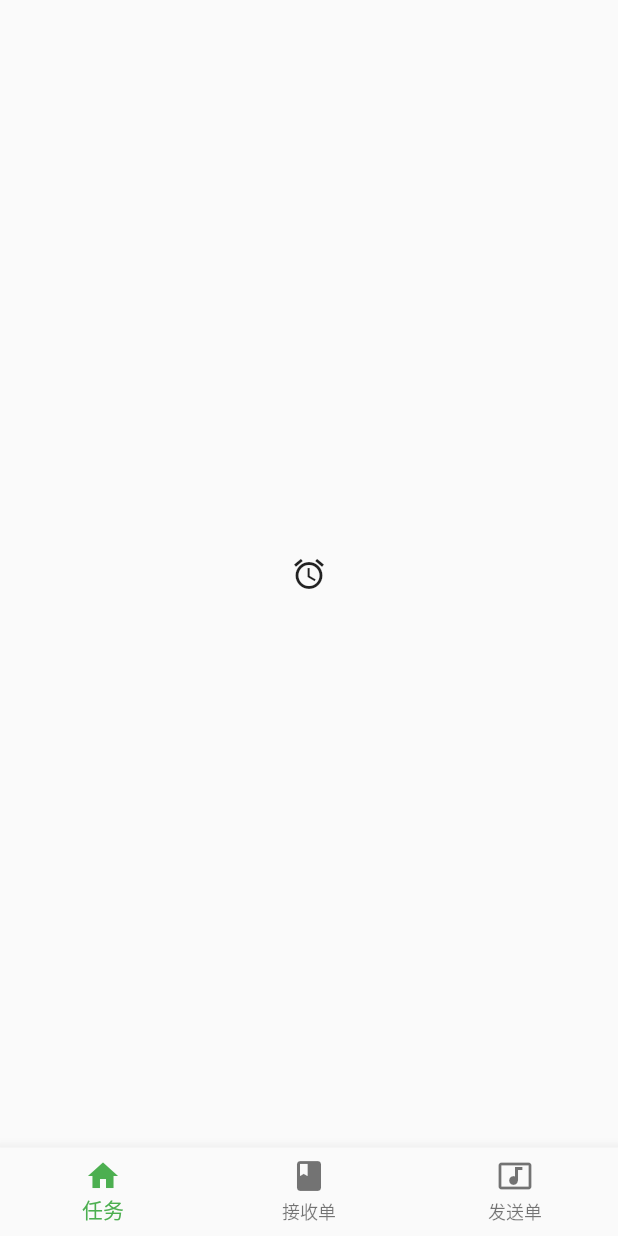
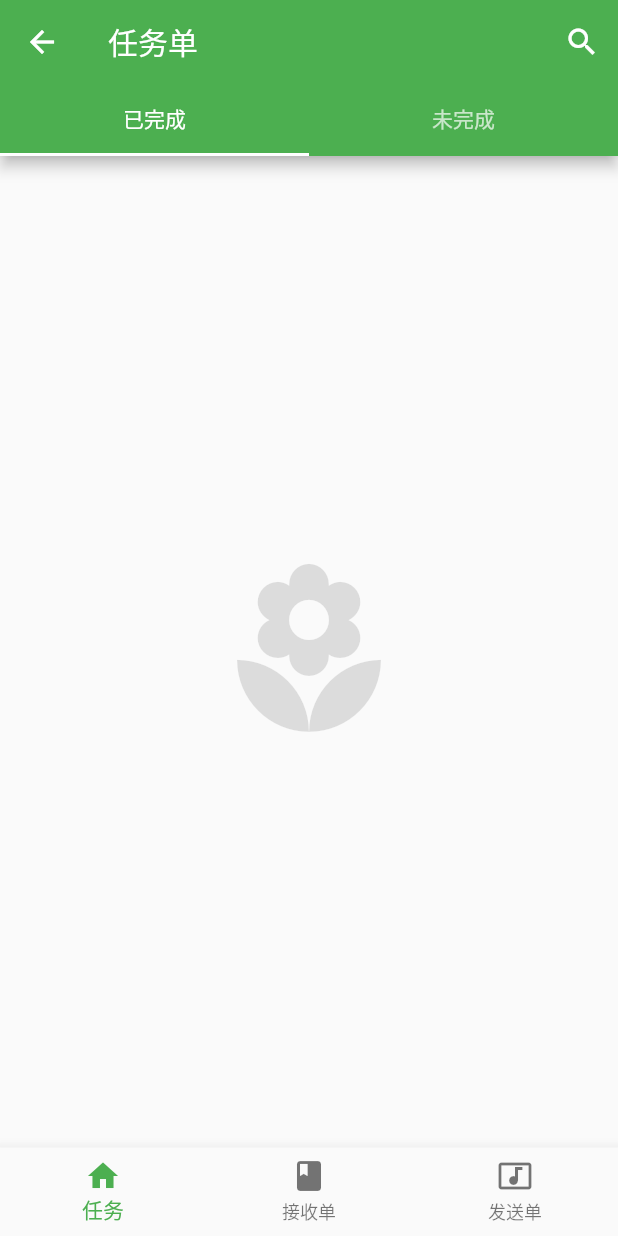
Before and after one commit to newdoublefish/basepowinapp, a Flutter app: the ProcedureHomePage screen opened directly, on a phone screen of 412 x 824 dp. Run offline on Flutter 3.47's test engine with Material 2 defaults, Android fonts, the phone set to English and light mode, and no system bars; our stand-ins replace bloc, charts_flutter, dio, equatable, flutter_bloc, flutter_easyrefresh and 7 more; missing offline and left inert: barcode_scan, flutter_downloader, install_plugin; accounts and stored records are empty; generated files the repository leaves out were written again; network calls fail; statements that could not run were skipped; key blocks and very long unbroken strings in the code were emptied for the run.

Commit message:
增加任务管理页面

```diff
--- a/lib/ui/pages/procedure_home.dart
+++ b/lib/ui/pages/procedure_home.dart
@@ -1,4 +1,5 @@
 import 'package:flutter/material.dart';
+import 'package:manufacture/ui/pages/task_manage_page.dart';
 
 class ProcedureHomePage extends StatefulWidget {
   @override
@@ -8,7 +9,7 @@ class ProcedureHomePage extends StatefulWidget {
 class _ProcedureHomePageState extends State<ProcedureHomePage> {
   int _currentIndex = 0;
   final List<Widget> _children = [
-    Center(child: Icon(Icons.access_alarm),),
+    Center(child: TaskMangePage(),),
     Center(child: Icon(Icons.access_alarm),),
     Center(child: Icon(Icons.access_alarm),),
   ];
--- /dev/null
+++ b/lib/ui/pages/task_manage_page.dart
@@ -0,0 +1,55 @@
+import 'package:flutter/material.dart';
+
+
+class Tasks extends StatefulWidget {
+  @override
+  _TasksState createState() => _TasksState();
+}
+
+class _TasksState extends State<Tasks> {
+  @override
+  Widget build(BuildContext context) {
+    return Container();
+  }
+}
+
+
+class TaskMangePage extends StatefulWidget {
+  @override
+  _TaskMangePageState createState() => _TaskMangePageState();
+}
+
+class _TaskMangePageState extends State<TaskMangePage> {
+  @override
+  Widget build(BuildContext context) {
+    return DefaultTabController(
+      length: 2,
+      child: Scaffold(
+        appBar: AppBar(
+          title: Text("任务单"),
+          actions: <Widget>[
+            IconButton(
+              icon: Icon(Icons.search),
+              tooltip: 'Search',
+              onPressed: () => debugPrint('Search button is pressed'),
+            ),
+          ],
+          bottom: TabBar(
+            tabs: <Widget>[
+              Tab(text: "已完成",),
+              Tab(text: "未完成",),
+            ],
+
+          ),
+        ),
+        body: TabBarView(
+          children: <Widget>[
+            Icon(Icons.local_florist, size: 128.0, color: Colors.black12),
+            Icon(Icons.change_history, size: 128.0, color: Colors.black12),
+          ],
+        ),
+      ),
+
+    );
+  }
+}
```
